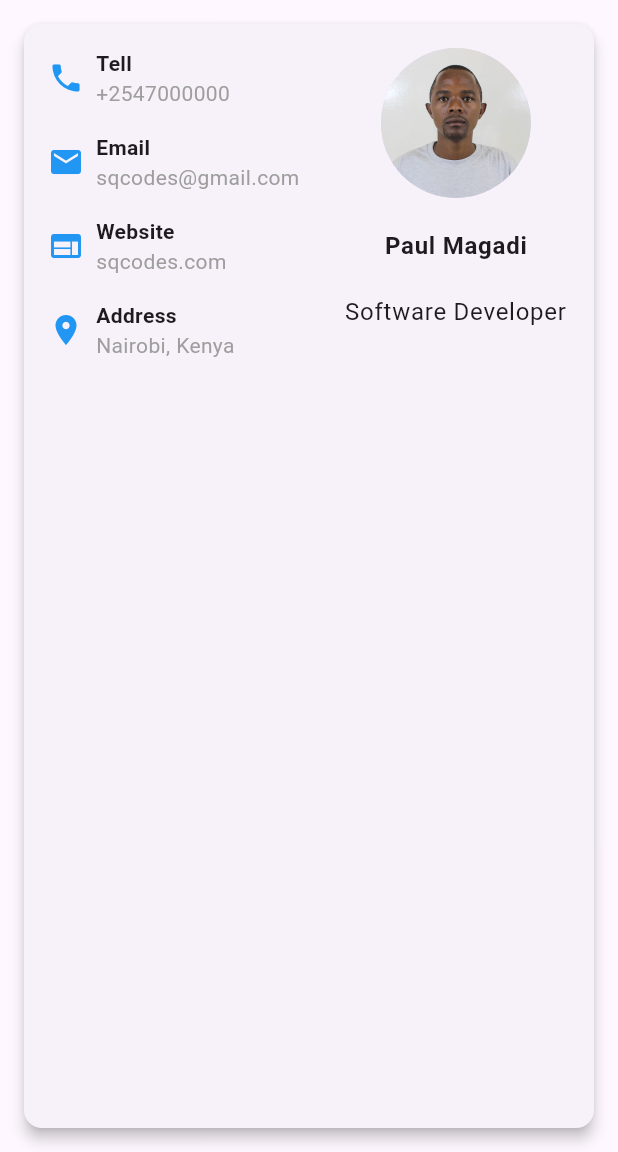
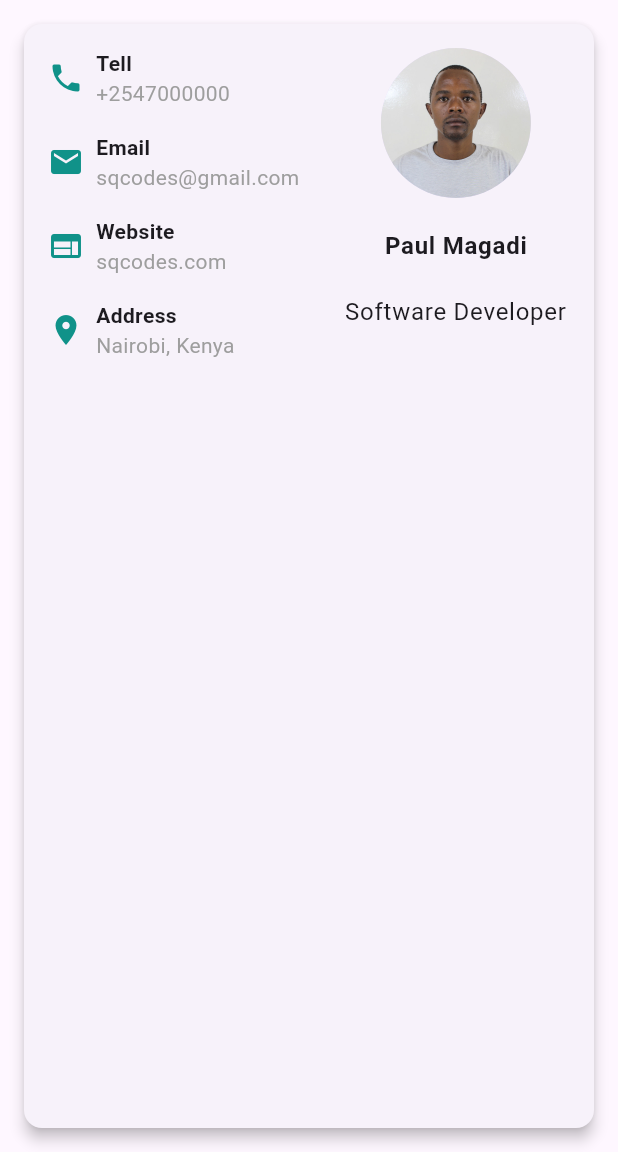
Before and after one commit to paulmagadi/Learn_Flutter, a Flutter app: the screen it shows after launch, on a phone screen of 412 x 824 dp, the part 84-1236 px from its top. Run offline on Flutter 3.47's test engine with Material 3 defaults, Android fonts, the phone set to English and light mode, and no system bars; our stand-ins replace font_awesome_flutter.

Commit message:
modified:   practice_flutter/card_app/lib/screens/home.dart

```diff
--- a/practice_flutter/card_app/lib/screens/home.dart
+++ b/practice_flutter/card_app/lib/screens/home.dart
@@ -31,7 +31,7 @@ class _HomeState extends State<Home> {
                   children: <Widget>[
                     const Row(
                       children: [
-                        Icon(Icons.phone, color: Colors.blue),
+                        Icon(Icons.phone, color: mainColor),
                         SizedBox(width: 8), // Add spacing between icon and text
                         Column(
                           crossAxisAlignment: CrossAxisAlignment.start,
@@ -39,7 +39,7 @@ class _HomeState extends State<Home> {
                             Text('Tell',
                                 style: TextStyle(fontWeight: FontWeight.bold)),
                             Text('+2547000000',
-                                style: TextStyle(color: Colors.grey)),
+                                style: TextStyle(color: greyColor)),
                           ],
                         ),
                       ],
@@ -49,7 +49,7 @@ class _HomeState extends State<Home> {
                     // Email information
                     const Row(
                       children: [
-                        Icon(Icons.email, color: Colors.blue),
+                        Icon(Icons.email, color: mainColor),
                         SizedBox(width: 8),
                         Column(
                           crossAxisAlignment: CrossAxisAlignment.start,
@@ -57,7 +57,7 @@ class _HomeState extends State<Home> {
                             Text('Email',
                                 style: TextStyle(fontWeight: FontWeight.bold)),
                             Text('sqcodes@gmail.com',
-                                style: TextStyle(color: Colors.grey)),
+                                style: TextStyle(color: greyColor)),
                           ],
                         ),
                       ],
@@ -67,7 +67,7 @@ class _HomeState extends State<Home> {
                     // Website information
                     Row(
                       children: [
-                        const Icon(Icons.web, color: Colors.blue),
+                        const Icon(Icons.web, color: mainColor),
                         const SizedBox(width: 8),
                         Column(
                           crossAxisAlignment: CrossAxisAlignment.start,
@@ -81,7 +81,7 @@ class _HomeState extends State<Home> {
                               },
                               child: const Text(
                                 'sqcodes.com',
-                                style: TextStyle(color: Colors.grey),
+                                style: TextStyle(color: greyColor),
                               ),
                             ),
                           ],
@@ -93,7 +93,7 @@ class _HomeState extends State<Home> {
                     // Address information
                     const Row(
                       children: [
-                        Icon(Icons.location_on, color: Colors.blue),
+                        Icon(Icons.location_on, color: mainColor),
                         SizedBox(width: 8),
                         Column(
                           crossAxisAlignment: CrossAxisAlignment.start,
@@ -101,7 +101,7 @@ class _HomeState extends State<Home> {
                             Text('Address',
                                 style: TextStyle(fontWeight: FontWeight.bold)),
                             Text('Nairobi, Kenya',
-                                style: TextStyle(color: Colors.grey)),
+                                style: TextStyle(color: greyColor)),
                           ],
                         ),
                       ],
```
